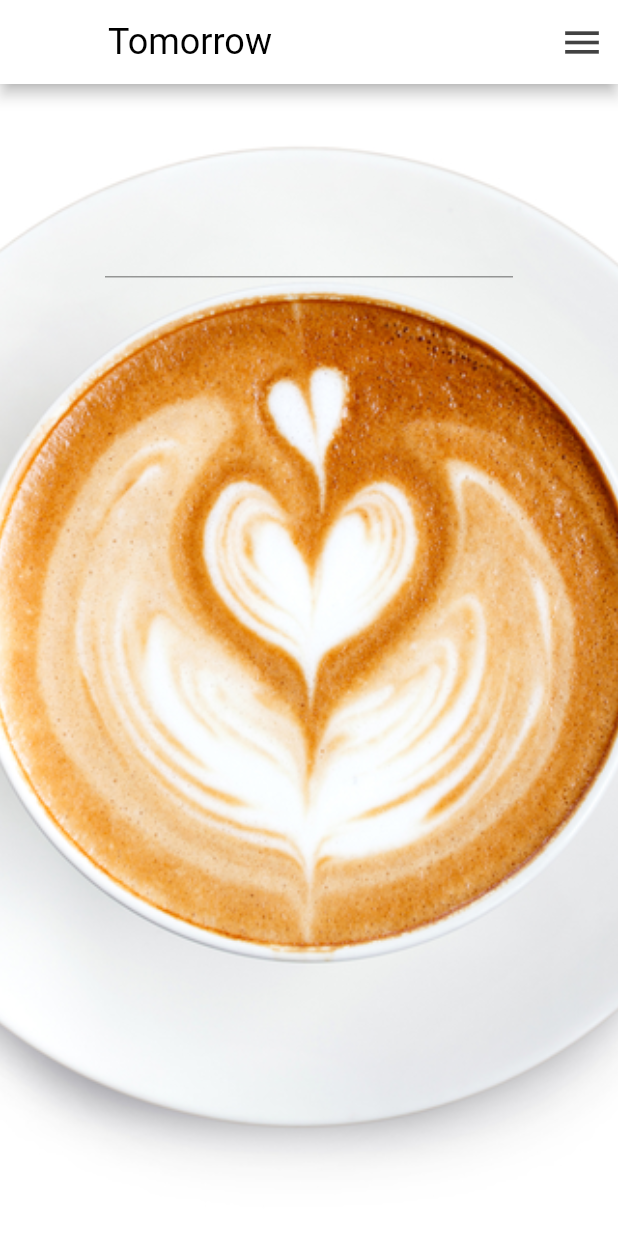
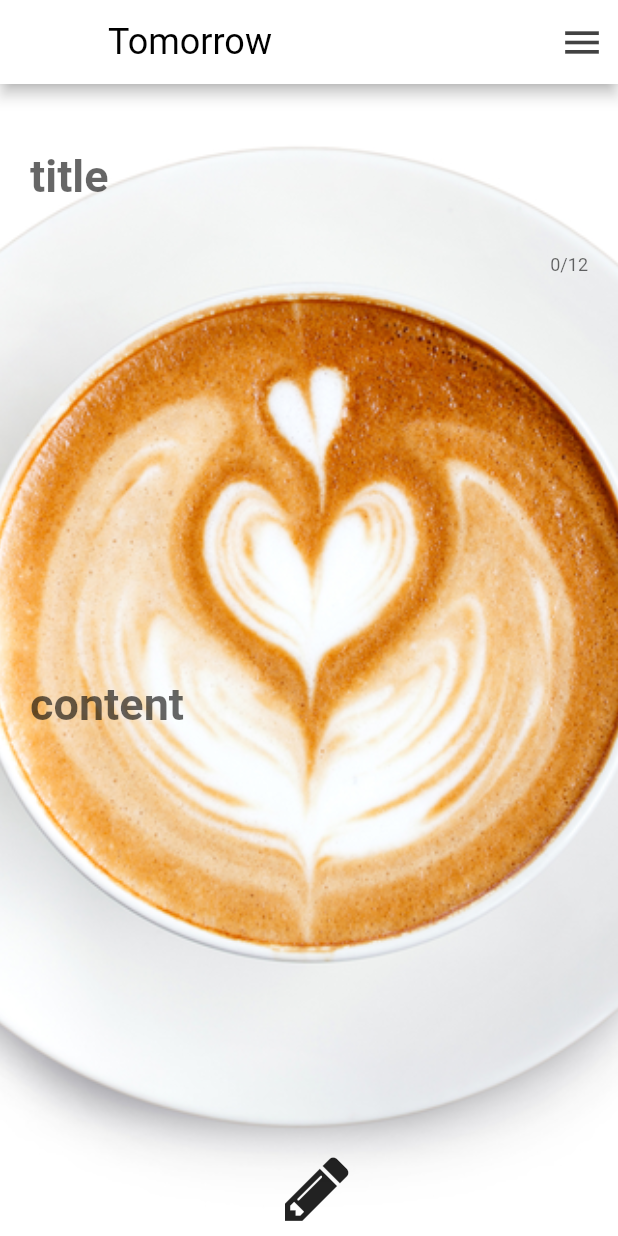
Before and after one commit to sleeg00/Tomorrow, a Flutter app: the Post screen opened directly, on a phone screen of 412 x 824 dp. Run offline on Flutter 3.47's test engine with Material 2 defaults, Android fonts, the phone set to English and light mode, and no system bars; our stand-ins replace flutter_secure_storage; accounts and stored records are empty.

Commit message:
feat:CustomIcon 추가

```diff
--- /dev/null
+++ b/Tomorrow:Flutter/lib/my_flutter_app_icons.dart
@@ -0,0 +1,66 @@
+/// Flutter icons MyFlutterApp
+/// Copyright (C) 2023 by original authors @ fluttericon.com, fontello.com
+/// This font was generated by FlutterIcon.com, which is derived from Fontello.
+///
+/// To use this font, place it in your fonts/ directory and include the
+/// following in your pubspec.yaml
+///
+/// flutter:
+///   fonts:
+///    - family:  MyFlutterApp
+///      fonts:
+///       - asset: fonts/MyFlutterApp.ttf
+///
+///
+/// * Material Design Icons, Copyright (C) Google, Inc
+///         Author:    Google
+///         License:   Apache 2.0 (https://www.apache.org/licenses/LICENSE-2.0)
+///         Homepage:  https://design.google.com/icons/
+/// * Fontelico, Copyright (C) 2012 by Fontello project
+///         Author:    Crowdsourced, for Fontello project
+///         License:   SIL (http://scripts.sil.org/OFL)
+///         Homepage:  http://fontello.com
+/// * Font Awesome 4, Copyright (C) 2016 by Dave Gandy
+///         Author:    Dave Gandy
+///         License:   SIL ()
+///         Homepage:  http://fortawesome.github.com/Font-Awesome/
+/// * Linearicons Free, Copyright (C) Linearicons.com
+///         Author:    Perxis
+///         License:   CC BY-SA 4.0 (https://creativecommons.org/licenses/by-sa/4.0/)
+///         Homepage:  https://linearicons.com
+///
+import 'package:flutter/widgets.dart';
+
+class MyFlutterApp {
+  MyFlutterApp._();
+
+  static const _kFontFam = 'MyFlutterApp';
+  static const String? _kFontPkg = null;
+
+  static const IconData add_to_photos = IconData(0xe800, fontFamily: _kFontFam, fontPackage: _kFontPkg);
+  static const IconData border_color = IconData(0xe801, fontFamily: _kFontFam, fontPackage: _kFontPkg);
+  static const IconData arrow_forward = IconData(0xe802, fontFamily: _kFontFam, fontPackage: _kFontPkg);
+  static const IconData arrow_back = IconData(0xe803, fontFamily: _kFontFam, fontPackage: _kFontPkg);
+  static const IconData arrow_upward = IconData(0xe804, fontFamily: _kFontFam, fontPackage: _kFontPkg);
+  static const IconData arrow_downward = IconData(0xe805, fontFamily: _kFontFam, fontPackage: _kFontPkg);
+  static const IconData cached = IconData(0xe806, fontFamily: _kFontFam, fontPackage: _kFontPkg);
+  static const IconData contact_mail = IconData(0xe807, fontFamily: _kFontFam, fontPackage: _kFontPkg);
+  static const IconData lock = IconData(0xe808, fontFamily: _kFontFam, fontPackage: _kFontPkg);
+  static const IconData lock_open = IconData(0xe809, fontFamily: _kFontFam, fontPackage: _kFontPkg);
+  static const IconData visibility_off = IconData(0xe80a, fontFamily: _kFontFam, fontPackage: _kFontPkg);
+  static const IconData visibility = IconData(0xe80b, fontFamily: _kFontFam, fontPackage: _kFontPkg);
+  static const IconData emo_surprised = IconData(0xe80c, fontFamily: _kFontFam, fontPackage: _kFontPkg);
+  static const IconData emo_tongue = IconData(0xe80d, fontFamily: _kFontFam, fontPackage: _kFontPkg);
+  static const IconData emo_happy = IconData(0xe80e, fontFamily: _kFontFam, fontPackage: _kFontPkg);
+  static const IconData emo_wink = IconData(0xe80f, fontFamily: _kFontFam, fontPackage: _kFontPkg);
+  static const IconData emo_unhappy = IconData(0xe810, fontFamily: _kFontFam, fontPackage: _kFontPkg);
+  static const IconData emo_sleep = IconData(0xe811, fontFamily: _kFontFam, fontPackage: _kFontPkg);
+  static const IconData emo_thumbsup = IconData(0xe812, fontFamily: _kFontFam, fontPackage: _kFontPkg);
+  static const IconData emo_coffee = IconData(0xe813, fontFamily: _kFontFam, fontPackage: _kFontPkg);
+  static const IconData emo_angry = IconData(0xe814, fontFamily: _kFontFam, fontPackage: _kFontPkg);
+  static const IconData pencil = IconData(0xe815, fontFamily: _kFontFam, fontPackage: _kFontPkg);
+  static const IconData search = IconData(0xe816, fontFamily: _kFontFam, fontPackage: _kFontPkg);
+  static const IconData pencil_1 = IconData(0xe817, fontFamily: _kFontFam, fontPackage: _kFontPkg);
+  static const IconData paper_plane = IconData(0xf1d8, fontFamily: _kFontFam, fontPackage: _kFontPkg);
+  static const IconData paper_plane_empty = IconData(0xf1d9, fontFamily: _kFontFam, fontPackage: _kFontPkg);
+}
--- a/Tomorrow:Flutter/lib/screen/post.dart
+++ b/Tomorrow:Flutter/lib/screen/post.dart
@@ -1,11 +1,52 @@
+import 'dart:convert';
+
 import 'package:flutter/material.dart';
+import 'package:flutter_secure_storage/flutter_secure_storage.dart';
+import 'package:http/http.dart' as http;
+
 import 'package:tomorrow/screen/start.dart';
+
+import '../my_flutter_app_icons.dart';
+
+Future<Map<String, String>> getToken() async {
+  const storage = FlutterSecureStorage();
+  Map<String, String> allValues = await storage.readAll();
+  return allValues;
+}
+
+Future<int> write(String content, String title, String accessToken,
+    String refreshToken) async {
+  final response = await http.post(
+    Uri.parse('http://localhost:8081/api/post/write'),
+    headers: <String, String>{
+      'Content-Type': 'application/json; charset=UTF-8',
+      'accessToken': accessToken,
+      'refreshToken': refreshToken,
+    },
+    body: jsonEncode(<String, String>{
+      'content': content,
+      'title': title,
+    }),
+  );
+  if (response.statusCode == 200) {
+    const storage = FlutterSecureStorage();
+    Map<String, String> m = response.headers;
+    await storage.write(key: 'accessToken', value: m['accesstoken']);
+    await storage.write(key: 'refreshToken', value: m['refreshtoken']);
+    return response.statusCode;
+  } else {
+    print("error");
+    return response.statusCode;
+  }
+}
 
 class Post extends StatelessWidget {
   const Post({super.key});
 
   @override
   Widget build(BuildContext context) {
+    TextEditingController content = TextEditingController();
+    TextEditingController title = TextEditingController();
     return Container(
       constraints: const BoxConstraints.expand(),
       decoration: const BoxDecoration(
@@ -38,20 +79,60 @@ class Post extends StatelessWidget {
               ),
             ],
           ),
-          body: Column(
-            children: const [
-              Padding(
-                padding: EdgeInsets.all(70),
-                child: TextField(
+          body: Padding(
+            padding: const EdgeInsets.all(20),
+            child: Column(
+              children: [
+                TextField(
+                  controller: title,
                   keyboardType: TextInputType.multiline,
-                  maxLines: null,
-                  style: TextStyle(
+                  decoration: const InputDecoration(
+                    labelText: 'title',
+                    border: InputBorder.none,
+                    // counter text를 비움으로 설정
+                  ),
+                  maxLength: 12,
+                  maxLines: 1,
+                  style: const TextStyle(
                     fontSize: 30,
                     fontWeight: FontWeight.w600,
                   ),
                 ),
-              )
-            ],
+                TextField(
+                  controller: content,
+                  keyboardType: TextInputType.multiline,
+                  decoration: const InputDecoration(
+                    border: InputBorder.none,
+                    labelText: 'content',
+                    counterText: '', // counter text를 비움으로 설정
+                  ),
+                  maxLength: 100,
+                  maxLines: 15,
+                  style: const TextStyle(
+                    fontSize: 30,
+                    fontWeight: FontWeight.w600,
+                  ),
+                ),
+                IconButton(
+                  onPressed: () {
+                    getToken().then((value) {
+                      write(content.text, title.text, value['accessToken']!,
+                              value['refreshToken']!)
+                          .then((value) {
+                        if (value == 200) {
+                          print("성공!");
+                        }
+                      }).catchError((error) {
+                        print('write error: $error');
+                      });
+                    }).catchError((error) {
+                      print('getToken error: $error');
+                    });
+                  },
+                  icon: const Icon(MyFlutterApp.pencil, size: 50),
+                ),
+              ],
+            ),
           )),
     );
   }
```
Also changed, not shown: Tomorrow:Flutter/config.json (added, +166 -0 lines), Tomorrow:Flutter/pubspec.yaml (+7 -2 lines), Tomorrow:Flutter/assets/fonts/MyFlutterApp.ttf (added), 12 other files.
